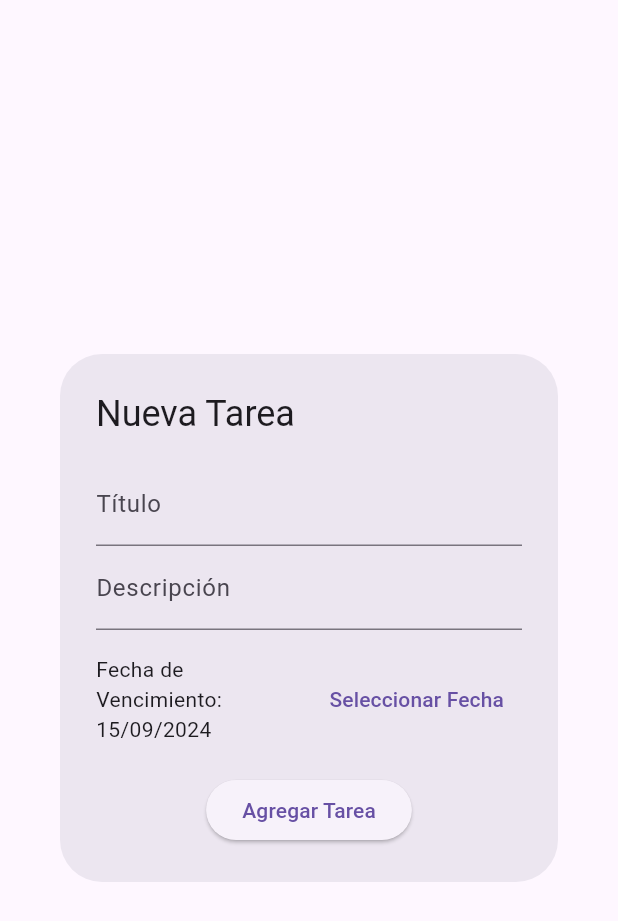
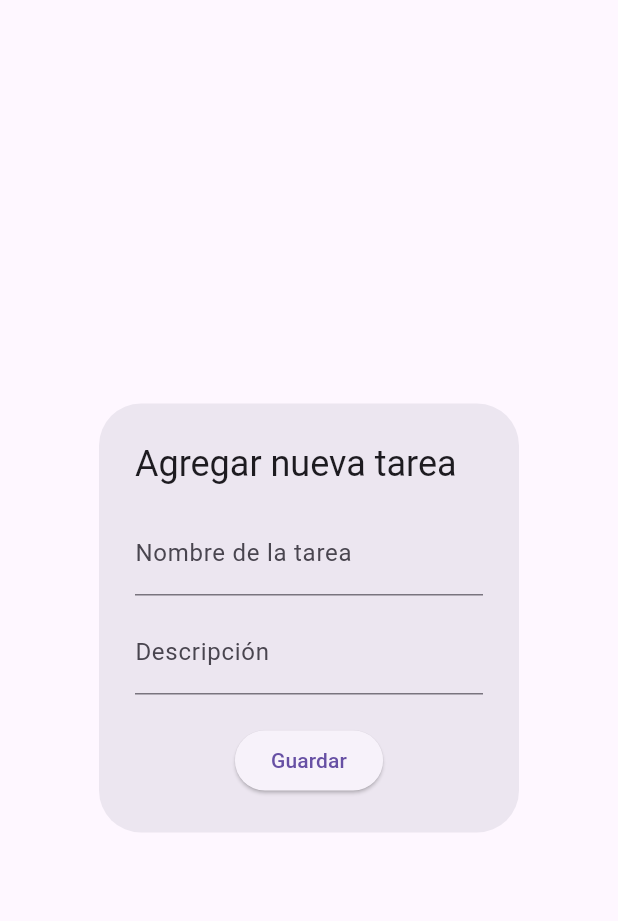
Before and after one commit to BrayanRuiz77/appflutter, a Flutter app: the AddTaskDialog widget shown alone on an empty page, opened directly, on a phone screen of 412 x 824 dp. Shown: the top 921 px of the screen. Run offline on Flutter 3.47's test engine with Material 3 defaults, Android fonts, the phone set to English and light mode, and no system bars; our stand-ins replace flutter_riverpod, ionicons, shared_preferences; accounts and stored records are empty.

```diff
--- a/lib/models/task.dart
+++ b/lib/models/task.dart
@@ -1,16 +1,12 @@
-import 'package:flutter_calendar_carousel/flutter_calendar_carousel.dart';
-
-class Task implements EventInterface {
+class Task {
   final String title;
   final String description;
   final bool isCompleted;
-  final DateTime dueDate;
 
   Task({
     required this.title,
     required this.description,
     this.isCompleted = false,
-    required this.dueDate,
   });
 
   // Constructor para crear una copia de la tarea con nuevos valores
@@ -18,13 +14,11 @@ class Task implements EventInterface {
     String? title,
     String? description,
     bool? isCompleted,
-    DateTime? dueDate,
   }) {
     return Task(
       title: title ?? this.title,
       description: description ?? this.description,
       isCompleted: isCompleted ?? this.isCompleted,
-      dueDate: dueDate ?? this.dueDate,
     );
   }
 
@@ -34,7 +28,6 @@ class Task implements EventInterface {
       'title': title,
       'description': description,
       'isCompleted': isCompleted,
-      'dueDate': dueDate.toIso8601String(), // Guarda la fecha en formato ISO
     };
   }
 
@@ -44,16 +37,6 @@ class Task implements EventInterface {
       title: json['title'],
       description: json['description'],
       isCompleted: json['isCompleted'],
-      dueDate: json['dueDate'] != null
-          ? DateTime.tryParse(json['dueDate']) ?? DateTime.now()
-          : DateTime.now(),
     );
   }
-
-  @override
-  String getTitle() => title; // Devuelve el título de la tarea
-
-  @override
-  Duration getDuration() =>
-      Duration.zero; // Puedes ajustar si necesitas duración
 }
--- a/lib/widgets/add_task_dialog.dart
+++ b/lib/widgets/add_task_dialog.dart
@@ -1,33 +1,19 @@
 import 'package:flutter/material.dart';
-import 'package:flutter_application_1/models/task.dart';
-import 'package:intl/intl.dart';
+import 'package:flutter_riverpod/flutter_riverpod.dart';
+import '../models/task.dart';
+import '../providers/task_provider.dart';
 
-class AddTaskDialog extends StatefulWidget {
+class AddTaskDialog extends ConsumerStatefulWidget {
   const AddTaskDialog({Key? key}) : super(key: key);
 
   @override
   _AddTaskDialogState createState() => _AddTaskDialogState();
 }
 
-class _AddTaskDialogState extends State<AddTaskDialog> {
+class _AddTaskDialogState extends ConsumerState<AddTaskDialog> {
   final _formKey = GlobalKey<FormState>();
   final TextEditingController _titleController = TextEditingController();
   final TextEditingController _descriptionController = TextEditingController();
-  DateTime _selectedDate = DateTime.now();
-
-  void _presentDatePicker() {
-    showDatePicker(
-      context: context,
-      initialDate: DateTime.now(),
-      firstDate: DateTime.now(),
-      lastDate: DateTime(2030),
-    ).then((pickedDate) {
-      if (pickedDate == null) return;
-      setState(() {
-        _selectedDate = pickedDate;
-      });
-    });
-  }
 
   @override
   void dispose() {
@@ -39,53 +25,41 @@ class _AddTaskDialogState extends State<AddTaskDialog> {
   @override
   Widget build(BuildContext context) {
     return AlertDialog(
-      title: Text('Nueva Tarea'),
+      title: const Text('Agregar nueva tarea'),
       content: Form(
         key: _formKey,
         child: Column(
           mainAxisSize: MainAxisSize.min,
-          children: <Widget>[
+          children: [
             TextFormField(
               controller: _titleController,
-              decoration: const InputDecoration(labelText: 'Título'),
+              decoration:
+                  const InputDecoration(labelText: 'Nombre de la tarea'),
               validator: (value) {
                 if (value == null || value.isEmpty) {
-                  return 'Por favor, ingresa un título';
+                  return 'Por favor, ingresa un nombre para la tarea';
                 }
                 return null;
               },
             ),
+            const SizedBox(height: 10),
             TextFormField(
               controller: _descriptionController,
               decoration: const InputDecoration(labelText: 'Descripción'),
             ),
-            SizedBox(height: 16),
-            Row(
-              children: [
-                Expanded(
-                  child: Text(
-                    'Fecha de Vencimiento: ${DateFormat('dd/MM/yyyy').format(_selectedDate)}',
-                  ),
-                ),
-                TextButton(
-                  onPressed: _presentDatePicker,
-                  child: Text('Seleccionar Fecha'),
-                ),
-              ],
-            ),
-            SizedBox(height: 20),
+            const SizedBox(height: 20),
             ElevatedButton(
               onPressed: () {
                 if (_formKey.currentState!.validate()) {
-                  final newTask = Task(
+                  final task = Task(
                     title: _titleController.text,
                     description: _descriptionController.text,
-                    dueDate: _selectedDate, // Proporciona el valor para dueDate
                   );
-                  Navigator.of(context).pop(newTask);
+                  ref.read(taskListProvider.notifier).addTask(task);
+                  Navigator.pop(context);
                 }
               },
-              child: Text('Agregar Tarea'),
+              child: const Text('Guardar'),
             ),
           ],
         ),
--- a/lib/widgets/task_details_page.dart
+++ b/lib/widgets/task_details_page.dart
@@ -25,11 +25,6 @@ class TaskDetailsPage extends StatelessWidget {
               'Descripción: ${task.description}',
               style: TextStyle(fontSize: 16),
             ),
-            SizedBox(height: 20),
-            Text(
-              'Fecha de Vencimiento: ${task.dueDate}',
-              style: TextStyle(fontSize: 16),
-            ),
           ],
         ),
       ),
```
Also changed, not shown: lib/home_page.dart (+13 -31 lines), lib/providers/providers/task_provider.dart (+73 -1 lines), lib/providers/task_provider.dart (+15 -18 lines), lib/screens/task_details_page.dart (+17 -39 lines), lib/widgets/calendar_widget.dart (deleted, +0 -49 lines), lib/widgets/task_list_page.dart (deleted, +0 -39 lines).
